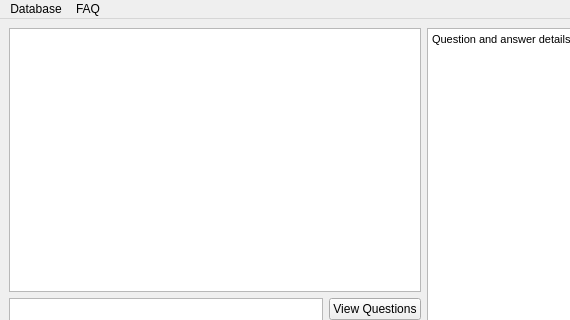
Before: the Qt Designer form mainwindow.ui in EricsG95/QT-FAQ-Tools, drawn with Qt 5; both pictures show x 0 to 570 and y 0 to 320 of the 847 by 593 pixel window.
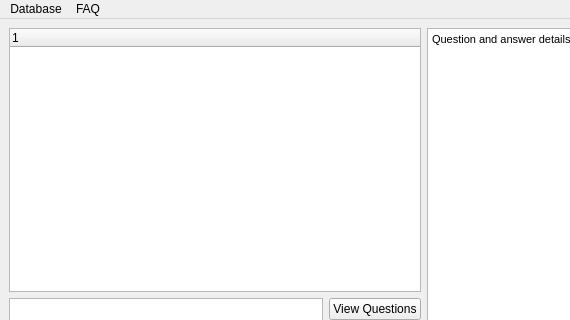
After: the same form once the commit is applied.

Commit message: Get questions and projects from database

```diff
--- a/mainwindow.ui
+++ b/mainwindow.ui
@@ -14,15 +14,21 @@
    <string>Projects FAQ</string>
   </property>
   <widget class="QWidget" name="centralwidget">
-   <layout class="QHBoxLayout" name="horizontalLayout_3">
-    <item>
-     <layout class="QVBoxLayout" name="verticalLayout_3">
-      <item>
-       <widget class="QTreeView" name="questionsTreeView"/>
-      </item>
-      <item>
+   <layout class="QGridLayout" name="gridLayout">
+    <item row="0" column="0">
        <layout class="QHBoxLayout" name="horizontalLayout_2">
         <item>
+       <layout class="QVBoxLayout" name="verticalLayout_2">
+        <item>
+         <widget class="QTreeWidget" name="tv_faqs">
+          <column>
+           <property name="text">
+            <string notr="true">1</string>
+           </property>
+          </column>
+         </widget>
+        </item>
+        <item>
          <layout class="QHBoxLayout" name="horizontalLayout">
           <item>
            <widget class="QListView" name="listView">
@@ -66,8 +72,6 @@
         </item>
        </layout>
       </item>
-     </layout>
-    </item>
     <item>
      <widget class="QTextBrowser" name="textBrowser">
       <property name="html">
@@ -78,6 +82,8 @@
 &lt;p style=&quot; margin-top:0px; margin-bottom:0px; margin-left:0px; margin-right:0px; -qt-block-indent:0; text-indent:0px;&quot;&gt;Question and answer details&lt;/p&gt;&lt;/body&gt;&lt;/html&gt;</string>
       </property>
      </widget>
+      </item>
+     </layout>
     </item>
    </layout>
   </widget>
```
Left out of the diff: 6 changed lines with no effect on the pictures. Lines whose indentation alone changed are shown as unchanged. The commit also changes 7 other files.
